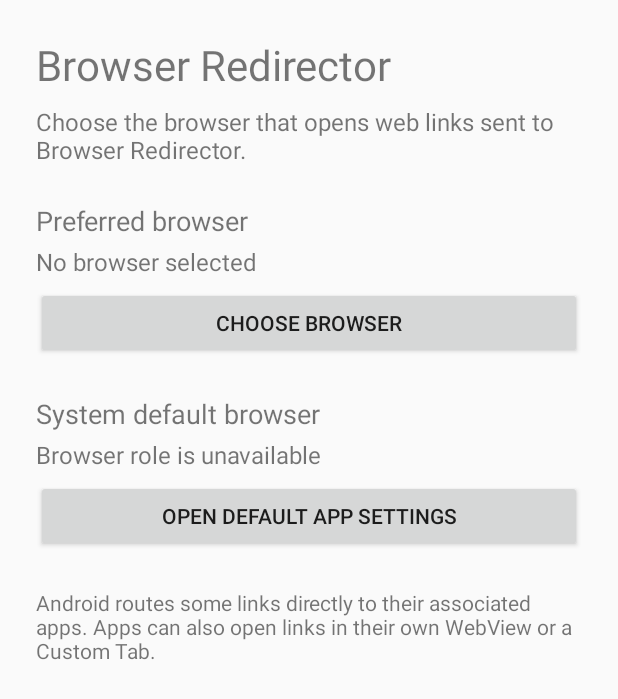
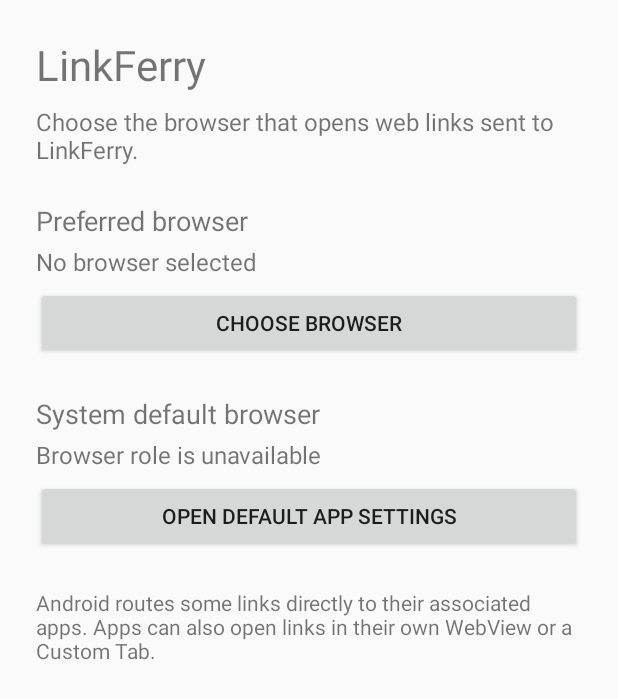
Before and after one commit to Loki-Afro/link-ferry, an Android app: the screen it shows after launch (SettingsActivity), on a phone screen of 412 x 824 dp. Shown: the top 699 px of the screen. Run offline under Robolectric (Android 15) with nearby library versions, the phone set to English and light mode, and no system bars.

Commit message:
Rename the app to LinkFerry

```diff
--- a/app/build.gradle.kts
+++ b/app/build.gradle.kts
@@ -12,8 +12,8 @@ android {
         applicationId = "com.github.lokiafro.browserredirector"
         minSdk = 29
         targetSdk = 36
-        versionCode = 2
-        versionName = "0.1.1"
+        versionCode = 3
+        versionName = "0.1.2"
     }
 
     compileOptions {
--- a/app/src/main/res/values/strings.xml
+++ b/app/src/main/res/values/strings.xml
@@ -1,11 +1,11 @@
 <resources>
-    <string name="app_name">Browser Redirector</string>
-    <string name="description">Choose the browser that opens web links sent to Browser Redirector.</string>
+    <string name="app_name">LinkFerry</string>
+    <string name="description">Choose the browser that opens web links sent to LinkFerry.</string>
     <string name="preferred_browser">Preferred browser</string>
     <string name="no_preference">No browser selected</string>
     <string name="browser_unavailable">Preferred browser is unavailable</string>
     <string name="default_browser">System default browser</string>
-    <string name="default_active">Browser Redirector</string>
+    <string name="default_active">LinkFerry</string>
     <string name="default_inactive">Another app or no default</string>
     <string name="default_unavailable">Browser role is unavailable</string>
     <string name="choose_browser">Choose browser</string>
@@ -15,7 +15,7 @@
     <string name="support_note">Android routes some links directly to their associated apps. Apps can also open links in their own WebView or a Custom Tab.</string>
     <string name="no_browsers">Install or enable a browser that can open HTTP and HTTPS links.</string>
     <string name="open_once">Open with a browser this time</string>
-    <string name="open_settings">Open Redirector settings</string>
+    <string name="open_settings">Open LinkFerry settings</string>
     <string name="invalid_link">This is not a valid HTTP or HTTPS link.</string>
     <string name="cannot_open">The browser could not open this link.</string>
     <string name="cannot_open_settings">Android could not open default app settings.</string>
--- a/settings.gradle.kts
+++ b/settings.gradle.kts
@@ -14,5 +14,5 @@ dependencyResolutionManagement {
     }
 }
 
-rootProject.name = "Android Browser Redirector"
+rootProject.name = "LinkFerry"
 include(":app")
```
Also changed, not shown: 4 other files.
